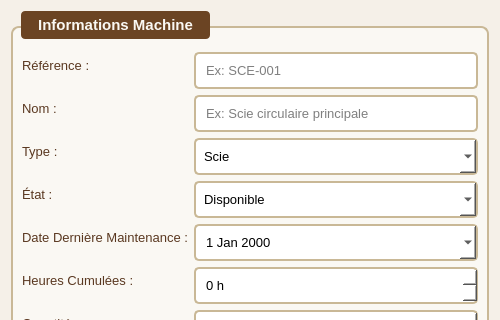
Qt form DialogMachine.ui (Esprit-UP-Algo/projetcpp2526-s2-2a8-smart-carpentry-morkshop-management) before a commit; both pictures show x 0 to 500 and y 0 to 320 of the 500 by 600 pixel window.
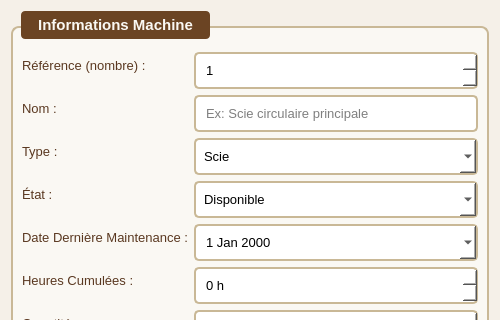
The same form after that commit.

Diff of the .ui file:
```diff
--- a/DialogMachine.ui
+++ b/DialogMachine.ui
@@ -79,8 +79,8 @@
     <widget class="QGroupBox" name="groupBox">
      <property name="title"><string>Informations Machine</string></property>
      <layout class="QFormLayout" name="formLayout">
-      <item row="0" column="0"><widget class="QLabel" name="label_2"><property name="text"><string>Référence :</string></property></widget></item>
-      <item row="0" column="1"><widget class="QLineEdit" name="lineEditReference"><property name="placeholderText"><string>Ex: SCE-001</string></property></widget></item>
+      <item row="0" column="0"><widget class="QLabel" name="label_2"><property name="text"><string>Référence (nombre) :</string></property></widget></item>
+      <item row="0" column="1"><widget class="QSpinBox" name="lineEditReference"><property name="minimum"><number>1</number></property><property name="maximum"><number>999999</number></property></widget></item>
       <item row="1" column="0"><widget class="QLabel" name="label_3"><property name="text"><string>Nom :</string></property></widget></item>
       <item row="1" column="1"><widget class="QLineEdit" name="lineEditNom"><property name="placeholderText"><string>Ex: Scie circulaire principale</string></property></widget></item>
       <item row="2" column="0"><widget class="QLabel" name="label_4"><property name="text"><string>Type :</string></property></widget></item>
```
